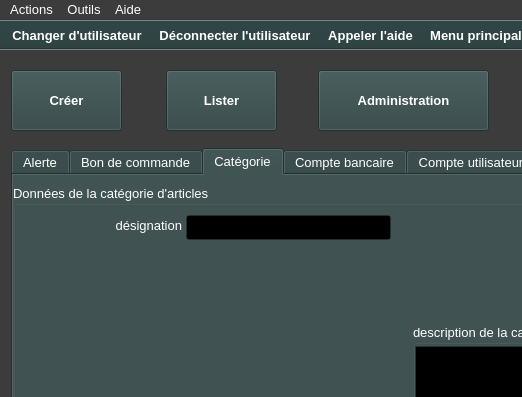
Above: ui/yeroth-erp-admin-create-window.ui from xnoumbissinoundou/yeroth-erp-3.0 before the change; both pictures show x 0 to 522 and y 0 to 397 of the 799 by 601 pixel window. Below: the same form after it.
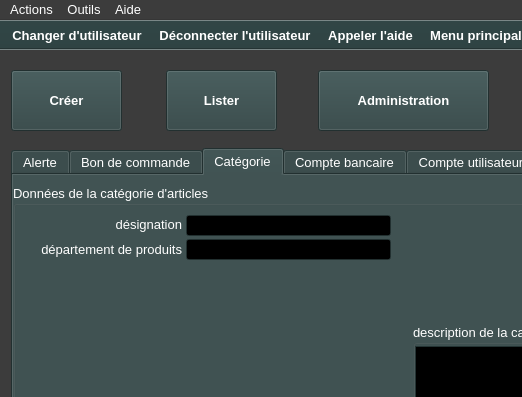
That is the form after the change. The open tabs and pages were chosen to show the change. Icons and pictures are not drawn. Custom widgets are drawn as their Qt base class.

Diff of the .ui file:
```diff
--- a/ui/yeroth-erp-admin-create-window.ui
+++ b/ui/yeroth-erp-admin-create-window.ui
@@ -3517,7 +3517,7 @@
        <property name="geometry">
         <rect>
          <x>16</x>
-         <y>30</y>
+         <y>29</y>
          <width>153</width>
          <height>21</height>
         </rect>
@@ -3535,7 +3535,7 @@
          <x>173</x>
          <y>30</y>
          <width>205</width>
-         <height>25</height>
+         <height>21</height>
         </rect>
        </property>
        <property name="font">
@@ -4449,6 +4449,39 @@
         </property>
        </widget>
       </widget>
+      <widget class="YerothLineEdit" name="lineEdit_creer_categorie_nom_departement_produit">
+       <property name="geometry">
+        <rect>
+         <x>173</x>
+         <y>54</y>
+         <width>205</width>
+         <height>21</height>
+        </rect>
+       </property>
+       <property name="font">
+        <font>
+         <pointsize>10</pointsize>
+         <weight>50</weight>
+         <bold>false</bold>
+        </font>
+       </property>
+      </widget>
+      <widget class="QLabel" name="label_creer_categorie_nom_departement_produit">
+       <property name="geometry">
+        <rect>
+         <x>16</x>
+         <y>54</y>
+         <width>153</width>
+         <height>21</height>
+        </rect>
+       </property>
+       <property name="text">
+        <string>département de produits</string>
+       </property>
+       <property name="alignment">
+        <set>Qt::AlignRight|Qt::AlignTrailing|Qt::AlignVCenter</set>
+       </property>
+      </widget>
      </widget>
     </widget>
     <widget class="QWidget" name="tab">
```
